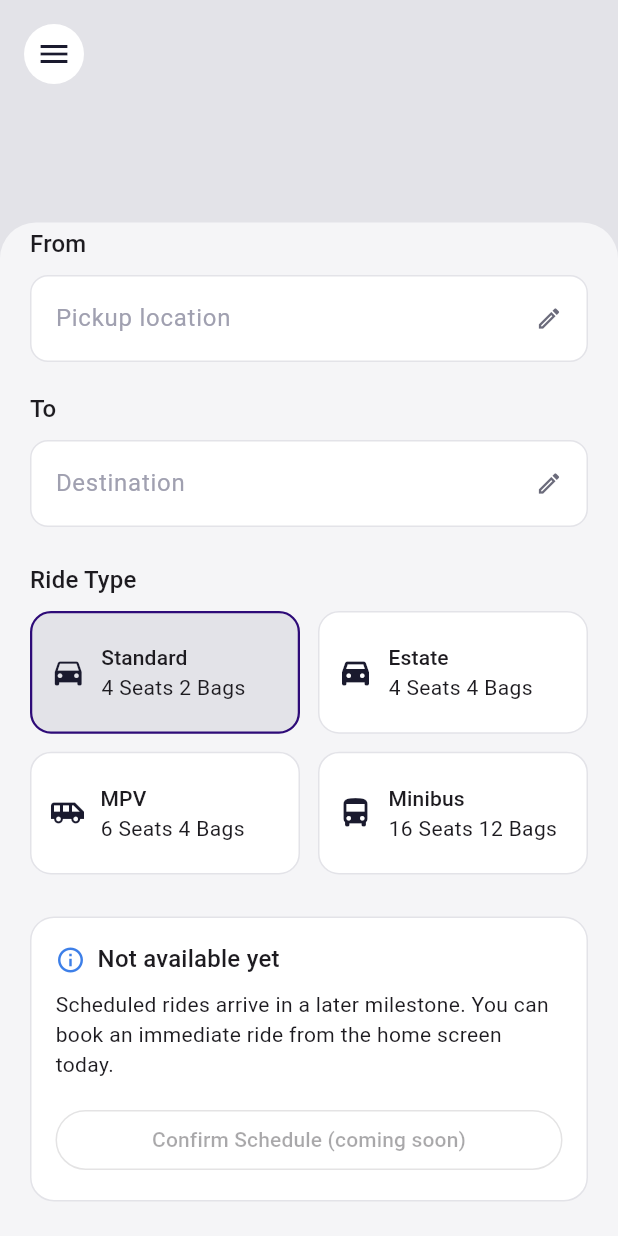
After one commit to fromearth03/hoppin-rider-mobile-app, a Flutter app: the ScheduleRideScreen screen opened directly, scrolled down 239 dp, after a tap on "Pickup location", on a phone screen of 412 x 824 dp. The commit adds this screen. Run offline on Flutter 3.47's test engine with Material 3 defaults, Android fonts, the phone set to English and light mode, and no system bars; our stand-ins replace device_info_plus, dio, flutter_riverpod, flutter_secure_storage, flutter_svg, go_router and 1 more; accounts and stored records are empty.

Commit message:
feat: ride history, trip details and schedule ride screens
Trip details is real: it reads GET /rides/:id/receipt and shows only what
that endpoint returns. A null total reads as "not yet charged", never as
zero, and waiting appears only when non-zero — the same money handling
already applied to ride complete, since both consume one Receipt.

The ride history LIST has no client: GET /rides is recorded as a
milestone-2 contract and nothing calls it. The screen renders its real
chrome and says history is coming rather than showing invented journeys.

Scheduled rides turn out to be more nuanced than the drawer implied. The
endpoints exist and dispatch even auto-activates a scheduled ride, but
scheduling is explicitly out of milestone 1, and booking's request()
takes no pickup time. So the screen is laid out in full with its submit
path honestly unavailable — silently dropping a rider's chosen time
would have been the worst possible outcome.

Every drawer destination is now reachable, so the drawer no longer greys
any of them out; where a backend is missing, the screen itself says so.

```diff
--- /dev/null
+++ b/app/lib/features/scheduling/presentation/schedule_ride_screen.dart
@@ -0,0 +1,432 @@
+import 'package:flutter/material.dart';
+import 'package:intl/intl.dart';
+
+import '../../../core/theme/colors.dart';
+
+/// One vehicle category tile, matching `Select Vehicle`'s live values.
+///
+/// Scheduling has no fare-quote call wired to a future pickup time anywhere
+/// in this codebase (see the class doc on [ScheduleRideScreen]), so seats and
+/// bags are shown for context only -- never a fare.
+class _VehicleOption {
+  final String name;
+  final int seats;
+  final int bags;
+  final IconData icon;
+
+  const _VehicleOption(this.name, this.seats, this.bags, this.icon);
+}
+
+const _vehicleOptions = [
+  _VehicleOption('Standard', 4, 2, Icons.directions_car),
+  _VehicleOption('Estate', 4, 4, Icons.directions_car_filled),
+  _VehicleOption('MPV', 6, 4, Icons.airport_shuttle),
+  _VehicleOption('Minibus', 16, 12, Icons.directions_bus),
+];
+
+/// Schedule Ride — matches `docs/figma/extracted/Schedule Ride.png`.
+///
+/// **Scheduling is not wired to the backend.** The API does expose
+/// `POST /api/v1/scheduled-rides` (`docs/SCREEN-API-MATRIX.md:74`) with a
+/// `GET`/`DELETE` pair alongside it, and dispatch even auto-activates a
+/// scheduled ride ~15 minutes before its pickup window
+/// (`docs/BACKEND-RIDER-APP-ROUND5-2026-08-30.md:56`). But:
+///
+/// - `docs/superpowers/specs/2026-08-30-rider-app-milestone1-design.md:57`
+///   lists "scheduled rides" under "Out — later milestones".
+/// - `docs/superpowers/plans/2026-08-31-batch-2-booking-data.md:1165`:
+///   "`/scheduled-rides` is out of milestone 1."
+/// - `lib/features/booking/data/booking_repository.dart`'s `request()` takes
+///   `pickup`, `dropoff`, `vehicleCategoryId` and `waypoints` only -- no
+///   scheduled/future pickup-time parameter exists anywhere.
+/// - There is no `scheduled_rides_repository.dart` (or any scheduling data
+///   source) anywhere in this codebase to call the endpoint through.
+///
+/// So this screen renders the full drawn layout -- date/time, route fields,
+/// vehicle picker -- but the submit path is an honest "arrives in a later
+/// milestone" state rather than a button that pretends to book. This mirrors
+/// how `app_drawer.dart`'s milestone-2 destinations are shown but disabled
+/// (see `docs/SCREEN-DECISIONS.md`, "Side navigation"), and avoids the one
+/// outcome the project rules explicitly forbid: a control that silently
+/// drops the rider's chosen time.
+class ScheduleRideScreen extends StatefulWidget {
+  const ScheduleRideScreen({super.key});
+
+  @override
+  State<ScheduleRideScreen> createState() => _ScheduleRideScreenState();
+}
+
+class _ScheduleRideScreenState extends State<ScheduleRideScreen> {
+  DateTime? _scheduledFor;
+  int _selectedVehicle = 0;
+
+  Future<void> _pickDateTime() async {
+    final now = DateTime.now();
+    final date = await showDatePicker(
+      context: context,
+      initialDate: _scheduledFor ?? now,
+      firstDate: now,
+      lastDate: now.add(const Duration(days: 90)),
+    );
+    if (date == null || !mounted) return;
+
+    final time = await showTimePicker(
+      context: context,
+      initialTime: _scheduledFor != null
+          ? TimeOfDay.fromDateTime(_scheduledFor!)
+          : TimeOfDay.fromDateTime(now),
+    );
+    if (time == null) return;
+
+    setState(() {
+      _scheduledFor =
+          DateTime(date.year, date.month, date.day, time.hour, time.minute);
+    });
+  }
+
+  @override
+  Widget build(BuildContext context) {
+    final theme = Theme.of(context);
+    final isDark = theme.brightness == Brightness.dark;
+    final scheduledLabel = _scheduledFor == null
+        ? 'Choose a date and time'
+        : DateFormat('MMMM d, yyyy  -  h:mm a').format(_scheduledFor!);
+
+    return Scaffold(
+      body: Stack(
+        children: [
+          // Map placeholder behind the sheet, matching the drawn layout. The
+          // real map lives on the booking home screen; this feature owns no
+          // map integration.
+          Positioned.fill(
+            child: Container(
+              color: isDark ? AppColors.darkBorder : AppColors.lightBorder,
+            ),
+          ),
+          Positioned(
+            top: MediaQuery.of(context).padding.top + 16,
+            left: 16,
+            child: CircleAvatar(
+              backgroundColor:
+                  isDark ? AppColors.darkSurface : AppColors.lightSurface,
+              child: Icon(Icons.menu,
+                  color: isDark
+                      ? AppColors.darkTextPrimary
+                      : AppColors.lightTextPrimary),
+            ),
+          ),
+          DraggableScrollableSheet(
+            initialChildSize: 0.82,
+            minChildSize: 0.82,
+            maxChildSize: 0.95,
+            builder: (context, scrollController) {
+              return Container(
+                decoration: BoxDecoration(
+                  color: isDark
+                      ? AppColors.darkBackground
+                      : AppColors.lightBackground,
+                  borderRadius:
+                      const BorderRadius.vertical(top: Radius.circular(24)),
+                ),
+                child: ListView(
+                  key: const Key('scheduleRideSheetList'),
+                  controller: scrollController,
+                  padding: const EdgeInsets.fromLTRB(20, 12, 20, 24),
+                  children: [
+                    Center(
+                      child: Container(
+                        width: 40,
+                        height: 4,
+                        margin: const EdgeInsets.only(bottom: 16),
+                        decoration: BoxDecoration(
+                          color: isDark
+                              ? AppColors.darkBorder
+                              : AppColors.lightBorder,
+                          borderRadius: BorderRadius.circular(2),
+                        ),
+                      ),
+                    ),
+                    _HeaderCard(isDark: isDark),
+                    const SizedBox(height: 24),
+                    Text('Schedule for', style: theme.textTheme.titleMedium),
+                    const SizedBox(height: 8),
+                    _FieldTile(
+                      label: scheduledLabel,
+                      isPlaceholder: _scheduledFor == null,
+                      trailingIcon: Icons.calendar_today_outlined,
+                      onTap: _pickDateTime,
+                      isDark: isDark,
+                    ),
+                    const SizedBox(height: 20),
+                    Text('From', style: theme.textTheme.titleMedium),
+                    const SizedBox(height: 8),
+                    _FieldTile(
+                      label: 'Pickup location',
+                      isPlaceholder: true,
+                      trailingIcon: Icons.edit_outlined,
+                      onTap: () {},
+                      isDark: isDark,
+                    ),
+                    const SizedBox(height: 20),
+                    Text('To', style: theme.textTheme.titleMedium),
+                    const SizedBox(height: 8),
+                    _FieldTile(
+                      label: 'Destination',
+                      isPlaceholder: true,
+                      trailingIcon: Icons.edit_outlined,
+                      onTap: () {},
+                      isDark: isDark,
+                    ),
+                    const SizedBox(height: 24),
+                    Text('Ride Type', style: theme.textTheme.titleMedium),
+                    const SizedBox(height: 8),
+                    GridView.builder(
+                      shrinkWrap: true,
+                      physics: const NeverScrollableScrollPhysics(),
+                      itemCount: _vehicleOptions.length,
+                      gridDelegate:
+                          const SliverGridDelegateWithFixedCrossAxisCount(
+                        crossAxisCount: 2,
+                        mainAxisSpacing: 12,
+                        crossAxisSpacing: 12,
+                        childAspectRatio: 2.2,
+                      ),
+                      itemBuilder: (context, index) {
+                        final option = _vehicleOptions[index];
+                        final selected = index == _selectedVehicle;
+                        return _VehicleTile(
+                          option: option,
+                          selected: selected,
+                          isDark: isDark,
+                          onTap: () =>
+                              setState(() => _selectedVehicle = index),
+                        );
+                      },
+                    ),
+                    const SizedBox(height: 28),
+                    _UnavailableNotice(isDark: isDark),
+                  ],
+                ),
+              );
+            },
+          ),
+        ],
+      ),
+    );
+  }
+}
+
+class _HeaderCard extends StatelessWidget {
+  final bool isDark;
+  const _HeaderCard({required this.isDark});
+
+  @override
+  Widget build(BuildContext context) {
+    final theme = Theme.of(context);
+    final border = isDark ? AppColors.darkBorder : AppColors.lightBorder;
+    return Row(
+      children: [
+        Container(
+          width: 56,
+          height: 56,
+          alignment: Alignment.center,
+          decoration: BoxDecoration(
+            border: Border.all(color: border),
+            borderRadius: BorderRadius.circular(16),
+          ),
+          child: const Icon(Icons.directions_car, color: AppColors.accent),
+        ),
+        const SizedBox(width: 12),
+        Expanded(
+          child: Container(
+            padding: const EdgeInsets.symmetric(horizontal: 16, vertical: 14),
+            decoration: BoxDecoration(
+              border: Border.all(color: border),
+              borderRadius: BorderRadius.circular(16),
+            ),
+            child: Column(
+              crossAxisAlignment: CrossAxisAlignment.start,
+              children: [
+                Row(
+                  children: [
+                    const Icon(Icons.calendar_month,
+                        size: 18, color: AppColors.primary),
+                    const SizedBox(width: 6),
+                    Text('Schedule Ride', style: theme.textTheme.titleMedium),
+                  ],
+                ),
+                const SizedBox(height: 2),
+                Text('Book your ride in advance',
+                    style: theme.textTheme.bodyMedium),
+              ],
+            ),
+          ),
+        ),
+      ],
+    );
+  }
+}
+
+class _FieldTile extends StatelessWidget {
+  final String label;
+  final bool isPlaceholder;
+  final IconData trailingIcon;
+  final VoidCallback onTap;
+  final bool isDark;
+
+  const _FieldTile({
+    required this.label,
+    required this.isPlaceholder,
+    required this.trailingIcon,
+    required this.onTap,
+    required this.isDark,
+  });
+
+  @override
+  Widget build(BuildContext context) {
+    final theme = Theme.of(context);
+    final border = isDark ? AppColors.darkBorder : AppColors.lightBorder;
+    final surface = isDark ? AppColors.darkSurface : AppColors.lightSurface;
+    final textColor = isPlaceholder
+        ? (isDark ? AppColors.darkTextDisabled : AppColors.lightTextDisabled)
+        : (isDark ? AppColors.darkTextPrimary : AppColors.lightTextPrimary);
+
+    return InkWell(
+      onTap: onTap,
+      borderRadius: BorderRadius.circular(12),
+      child: Container(
+        padding: const EdgeInsets.symmetric(horizontal: 16, vertical: 16),
+        decoration: BoxDecoration(
+          color: surface,
+          border: Border.all(color: border),
+          borderRadius: BorderRadius.circular(12),
+        ),
+        child: Row(
+          children: [
+            Expanded(
+              child: Text(label,
+                  style: theme.textTheme.bodyLarge?.copyWith(color: textColor)),
+            ),
+            Icon(trailingIcon,
+                size: 18,
+                color: isDark
+                    ? AppColors.darkTextSecondary
+                    : AppColors.lightTextSecondary),
+          ],
+        ),
+      ),
+    );
+  }
+}
+
+class _VehicleTile extends StatelessWidget {
+  final _VehicleOption option;
+  final bool selected;
+  final bool isDark;
+  final VoidCallback onTap;
+
+  const _VehicleTile({
+    required this.option,
+    required this.selected,
+    required this.isDark,
+    required this.onTap,
+  });
+
+  @override
+  Widget build(BuildContext context) {
+    final theme = Theme.of(context);
+    final border = isDark ? AppColors.darkBorder : AppColors.lightBorder;
+    final surface = isDark ? AppColors.darkSurface : AppColors.lightSurface;
+    final selectedFill =
+        isDark ? AppColors.darkBorder : AppColors.lightBorder;
+
+    return InkWell(
+      onTap: onTap,
+      borderRadius: BorderRadius.circular(14),
+      child: Container(
+        padding: const EdgeInsets.symmetric(horizontal: 12, vertical: 10),
+        decoration: BoxDecoration(
+          color: selected ? selectedFill : surface,
+          border: Border.all(
+            color: selected ? AppColors.primary : border,
+            width: selected ? 1.5 : 1,
+          ),
+          borderRadius: BorderRadius.circular(14),
+        ),
+        child: Row(
+          children: [
+            Icon(option.icon,
+                color: isDark
+                    ? AppColors.darkTextPrimary
+                    : AppColors.lightTextPrimary),
+            const SizedBox(width: 10),
+            Expanded(
+              child: Column(
+                crossAxisAlignment: CrossAxisAlignment.start,
+                mainAxisSize: MainAxisSize.min,
+                children: [
+                  Text(option.name, style: theme.textTheme.labelLarge),
+                  Text('${option.seats} Seats ${option.bags} Bags',
+                      style: theme.textTheme.bodyMedium,
+                      overflow: TextOverflow.ellipsis),
+                ],
+              ),
+            ),
+          ],
+        ),
+      ),
+    );
+  }
+}
+
+/// The honest state in place of a fare estimate and a submit button.
+///
+/// See the class doc on [ScheduleRideScreen] for why: scheduling has no
+/// wired backend path from this app, so nothing here claims to book, quote,
+/// or estimate a fare for a future pickup time.
+class _UnavailableNotice extends StatelessWidget {
+  final bool isDark;
+  const _UnavailableNotice({required this.isDark});
+
+  @override
+  Widget build(BuildContext context) {
+    final theme = Theme.of(context);
+    final border = isDark ? AppColors.darkBorder : AppColors.lightBorder;
+    final surface = isDark ? AppColors.darkSurface : AppColors.lightSurface;
+
+    return Container(
+      padding: const EdgeInsets.all(16),
+      decoration: BoxDecoration(
+        color: surface,
+        border: Border.all(color: border),
+        borderRadius: BorderRadius.circular(16),
+      ),
+      child: Column(
+        crossAxisAlignment: CrossAxisAlignment.start,
+        children: [
+          Row(
+            children: [
+              const Icon(Icons.info_outline, color: AppColors.info, size: 20),
+              const SizedBox(width: 8),
+              Text('Not available yet', style: theme.textTheme.titleMedium),
+            ],
+          ),
+          const SizedBox(height: 8),
+          Text(
+            'Scheduled rides arrive in a later milestone. You can book an '
+            'immediate ride from the home screen today.',
+            style: theme.textTheme.bodyMedium,
+          ),
+          const SizedBox(height: 16),
+          const SizedBox(
+            width: double.infinity,
+            child: OutlinedButton(
+              onPressed: null,
+              child: Text('Confirm Schedule (coming soon)'),
+            ),
+          ),
+        ],
+      ),
+    );
+  }
+}
```
Also changed, not shown: app/lib/features/history/presentation/ride_history_screen.dart (added, +64 -0 lines), app/lib/features/history/presentation/trip_details_screen.dart (added, +211 -0 lines), app/lib/shared/nav/app_drawer.dart (+15 -6 lines), app/lib/shared/nav/app_router.dart (+20 -0 lines), 4 other files.
